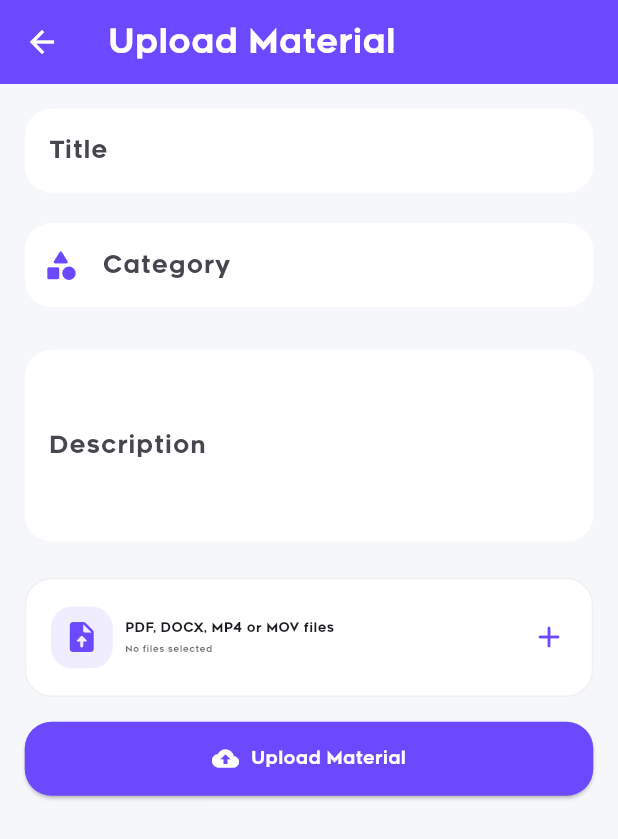
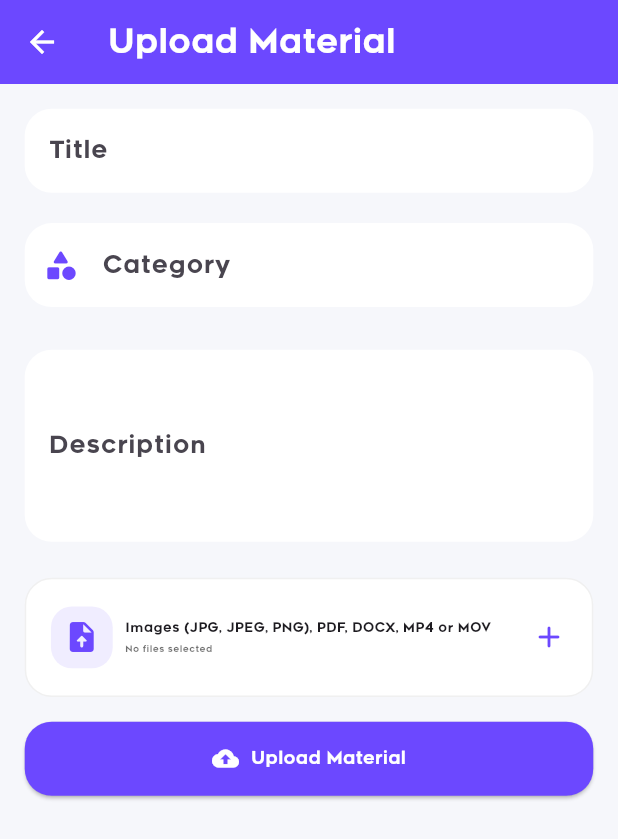
Before and after one commit to kimlokkk/growcheck, a Flutter app: the HomeProgramUploadMaterialPage screen opened directly with empty values, on a phone screen of 412 x 824 dp. Shown: the top 839 px of the screen. Run offline on Flutter 3.47's test engine with Material 3 defaults, Android fonts, the phone set to English and light mode, and no system bars; our stand-ins replace file_picker, image_picker, package_info_plus, pdf, printing, shared_preferences and 2 more; accounts and stored records are empty; network calls fail.

Commit message:
Clarify image and video upload formats

```diff
--- a/lib/pages/home_program/home_program_upload_material_page.dart
+++ b/lib/pages/home_program/home_program_upload_material_page.dart
@@ -241,7 +241,7 @@ class _HomeProgramUploadMaterialPageState
                       crossAxisAlignment: CrossAxisAlignment.start,
                       children: [
                         Text(
-                          'PDF, DOCX, MP4 or MOV files',
+                          'Images (JPG, JPEG, PNG), PDF, DOCX, MP4 or MOV',
                           style: TextStyle(
                             fontSize: 12.sp,
                           ),
@@ -445,7 +445,7 @@ class _HomeProgramUploadMaterialPageState
                                       ),
                                       const SizedBox(height: 4),
                                       const Text(
-                                        'PDF, DOCX, MP4 or MOV',
+                                        'JPG, JPEG, PNG, PDF, DOCX, MP4 or MOV',
                                         style: TextStyle(
                                           color: Color(0xFF9296A2),
                                           fontSize: 8,
--- a/lib/pages/journal/add_daily_progress.dart
+++ b/lib/pages/journal/add_daily_progress.dart
@@ -705,7 +705,7 @@ class _AddDailyProgressPageState extends State<AddDailyProgressPage> {
               SizedBox(height: 2.h),
 
               // --- ATTACHMENT SECTION ---
-              _sectionTitle('Attachments', subtitle: ' (Photos/Files)'),
+              _sectionTitle('Attachments', subtitle: ' (Photos/Videos/Files)'),
 
               InkWell(
                 onTap: _showAttachmentOptions,
@@ -1139,7 +1139,7 @@ class _AddDailyProgressPageState extends State<AddDailyProgressPage> {
                     ),
                     SizedBox(height: 4),
                     Text(
-                      'Photos, PDF or document files.',
+                      'Photos, videos, PDF or document files.',
                       style: TextStyle(
                         color: Color(0xFF777C8D),
                         fontSize: 10,
@@ -1351,7 +1351,7 @@ class _AddDailyProgressPageState extends State<AddDailyProgressPage> {
           ),
           SizedBox(height: 4),
           Text(
-            'Add photos or supporting documents.',
+            'Add photos, videos or supporting documents.',
             style: TextStyle(color: Color(0xFF9296A2), fontSize: 9),
           ),
         ],
```
